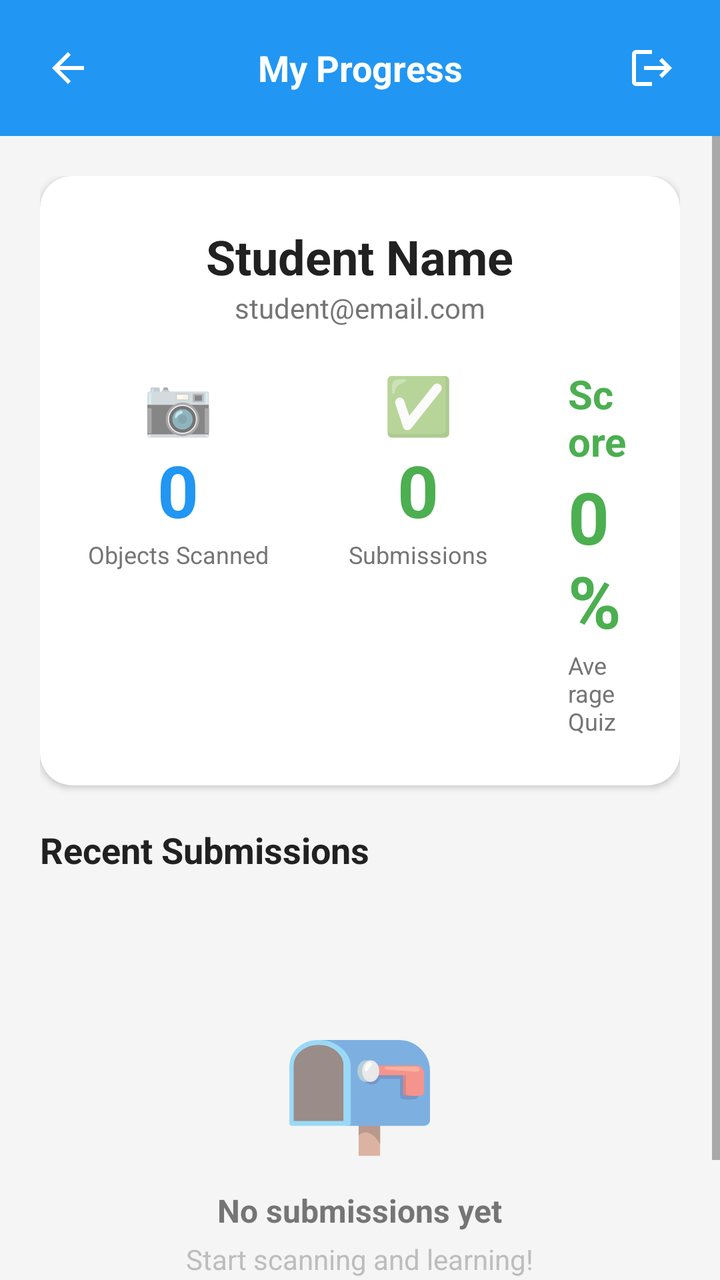
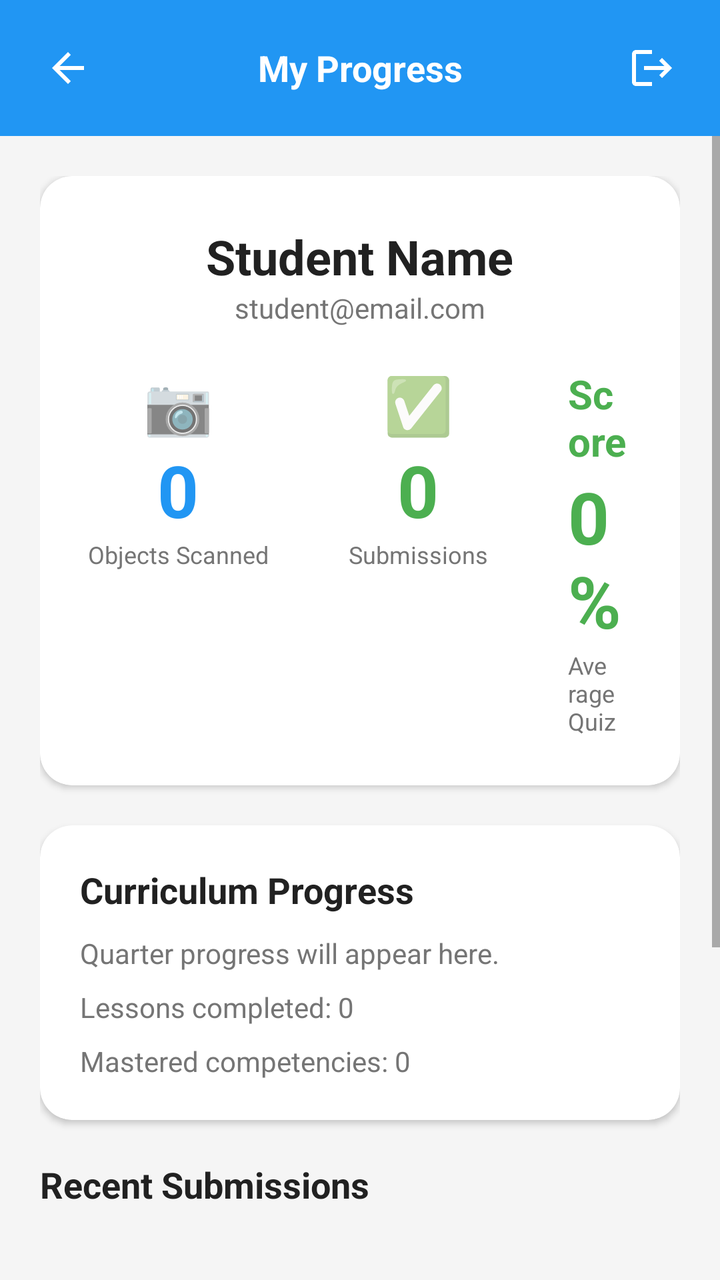

Compare the two renders of this Android layout. The source of the first and the diff that turns it into the second are given below.
<!-- AndroidManifest.xml: activity theme Theme.ScanLearnAR.NoActionBar -->
<!-- res/layout/activity_progress.xml -->
<?xml version="1.0" encoding="utf-8"?>
<LinearLayout xmlns:android="http://schemas.android.com/apk/res/android"
    android:fitsSystemWindows="true"
    xmlns:app="http://schemas.android.com/apk/res-auto"
    android:layout_width="match_parent"
    android:layout_height="match_parent"
    android:orientation="vertical"
    android:background="@color/background">

    
    <LinearLayout
        android:layout_width="match_parent"
        android:layout_height="wrap_content"
        android:orientation="horizontal"
        android:gravity="center_vertical"
        android:padding="12dp"
        android:background="@color/primary">
        <ImageButton
            android:id="@+id/btnBack"
            android:layout_width="44dp"
            android:layout_height="44dp"
            android:src="@drawable/ic_arrow_back"
            android:background="?attr/selectableItemBackgroundBorderless"
            android:tint="@android:color/white" />
        <TextView
            android:layout_width="0dp"
            android:layout_height="wrap_content"
            android:layout_weight="1"
            android:text="My Progress"
            android:textSize="18sp"
            android:textStyle="bold"
            android:textColor="@android:color/white"
            android:gravity="center" />
        <ImageButton
            android:id="@+id/btnSignOut"
            android:layout_width="44dp"
            android:layout_height="44dp"
            android:src="@drawable/ic_logout"
            android:background="?attr/selectableItemBackgroundBorderless"
            android:tint="@android:color/white" />
    </LinearLayout>

    <ScrollView
        android:layout_width="match_parent"
        android:layout_height="0dp"
        android:layout_weight="1">

        <LinearLayout
            android:layout_width="match_parent"
            android:layout_height="wrap_content"
            android:orientation="vertical"
            android:padding="20dp">

            
            <androidx.cardview.widget.CardView
                android:layout_width="match_parent"
                android:layout_height="wrap_content"
                android:layout_marginBottom="20dp"
                app:cardCornerRadius="16dp"
                app:cardElevation="2dp">
                <LinearLayout
                    android:layout_width="match_parent"
                    android:layout_height="wrap_content"
                    android:orientation="vertical"
                    android:gravity="center"
                    android:padding="24dp">

                    <TextView
                        android:id="@+id/tvUserName"
                        android:layout_width="wrap_content"
                        android:layout_height="wrap_content"
                        android:text="Student Name"
                        android:textSize="24sp"
                        android:textStyle="bold"
                        android:textColor="@color/text_primary" />
                    <TextView
                        android:id="@+id/tvUserEmail"
                        android:layout_width="wrap_content"
                        android:layout_height="wrap_content"
                        android:text="student@email.com"
                        android:textSize="14sp"
                        android:textColor="@color/text_secondary"
                        android:layout_marginBottom="20dp" />

                    <LinearLayout
                        android:layout_width="wrap_content"
                        android:layout_height="wrap_content"
                        android:orientation="horizontal">

                        <LinearLayout
                            android:layout_width="wrap_content"
                            android:layout_height="wrap_content"
                            android:orientation="vertical"
                            android:gravity="center"
                            android:layout_marginEnd="40dp">
                            <TextView
                                android:layout_width="wrap_content"
                                android:layout_height="wrap_content"
                                android:text="📷"
                                android:textSize="28sp" />
                            <TextView
                                android:id="@+id/tvScannedCount"
                                android:layout_width="wrap_content"
                                android:layout_height="wrap_content"
                                android:text="0"
                                android:textSize="36sp"
                                android:textStyle="bold"
                                android:textColor="@color/primary" />
                            <TextView
                                android:layout_width="wrap_content"
                                android:layout_height="wrap_content"
                                android:text="Objects Scanned"
                                android:textSize="12sp"
                                android:textColor="@color/text_secondary" />
                        </LinearLayout>

                        <LinearLayout
                            android:layout_width="wrap_content"
                            android:layout_height="wrap_content"
                            android:orientation="vertical"
                            android:gravity="center">
                            <TextView
                                android:layout_width="wrap_content"
                                android:layout_height="wrap_content"
                                android:text="✅"
                                android:textSize="28sp" />
                            <TextView
                                android:id="@+id/tvSubmissionsCount"
                                android:layout_width="wrap_content"
                                android:layout_height="wrap_content"
                                android:text="0"
                                android:textSize="36sp"
                                android:textStyle="bold"
                                android:textColor="@color/success" />
                            <TextView
                                android:layout_width="wrap_content"
                                android:layout_height="wrap_content"
                                android:text="Submissions"
                                android:textSize="12sp"
                                android:textColor="@color/text_secondary" />
                        </LinearLayout>

                        <LinearLayout
                            android:layout_width="wrap_content"
                            android:layout_height="wrap_content"
                            android:orientation="vertical"
                            android:gravity="center"
                            android:layout_marginStart="40dp">
                            <TextView
                                android:layout_width="wrap_content"
                                android:layout_height="wrap_content"
                                android:text="Score"
                                android:textSize="20sp"
                                android:textStyle="bold"
                                android:textColor="@color/success" />
                            <TextView
                                android:id="@+id/tvAverageScore"
                                android:layout_width="wrap_content"
                                android:layout_height="wrap_content"
                                android:text="0%"
                                android:textSize="36sp"
                                android:textStyle="bold"
                                android:textColor="@color/success" />
                            <TextView
                                android:layout_width="wrap_content"
                                android:layout_height="wrap_content"
                                android:text="Average Quiz"
                                android:textSize="12sp"
                                android:textColor="@color/text_secondary" />
                        </LinearLayout>
                    </LinearLayout>
                </LinearLayout>
            </androidx.cardview.widget.CardView>

            <TextView
                android:layout_width="wrap_content"
                android:layout_height="wrap_content"
                android:text="Recent Submissions"
                android:textSize="18sp"
                android:textStyle="bold"
                android:textColor="@color/text_primary"
                android:layout_marginBottom="12dp" />

            
            <LinearLayout
                android:id="@+id/emptyState"
                android:layout_width="match_parent"
                android:layout_height="wrap_content"
                android:orientation="vertical"
                android:gravity="center"
                android:paddingVertical="48dp"
                android:visibility="visible">
                <TextView
                    android:layout_width="wrap_content"
                    android:layout_height="wrap_content"
                    android:text="📭"
                    android:textSize="64sp" />
                <TextView
                    android:layout_width="wrap_content"
                    android:layout_height="wrap_content"
                    android:text="No submissions yet"
                    android:textSize="16sp"
                    android:textStyle="bold"
                    android:textColor="@color/text_secondary"
                    android:layout_marginTop="12dp" />
                <TextView
                    android:layout_width="wrap_content"
                    android:layout_height="wrap_content"
                    android:text="Start scanning and learning!"
                    android:textSize="14sp"
                    android:textColor="@color/text_light"
                    android:layout_marginTop="4dp" />
            </LinearLayout>

            <androidx.recyclerview.widget.RecyclerView
                android:id="@+id/rvSubmissions"
                android:layout_width="match_parent"
                android:layout_height="wrap_content"
                android:nestedScrollingEnabled="false"
                android:visibility="gone" />
        </LinearLayout>
    </ScrollView>
</LinearLayout>
<!-- resources referenced by this layout -->
<resources>
  <color name="background">#F5F5F5</color>
  <color name="primary">#2196F3</color>
  <color name="success">#4CAF50</color>
  <color name="text_light">#BDBDBD</color>
  <color name="text_primary">#212121</color>
  <color name="text_secondary">#757575</color>
  <!-- drawable ic_arrow_back (drawable) -->
  <vector xmlns:android="http://schemas.android.com/apk/res/android"
      android:width="24dp" android:height="24dp"
      android:viewportWidth="24" android:viewportHeight="24">
      <path android:fillColor="#FF000000"
          android:pathData="M20,11H7.83l5.59,-5.59L12,4l-8,8 8,8 1.41,-1.41L7.83,13H20v-2z"/>
  </vector>
  <!-- drawable ic_logout (drawable) -->
  <vector xmlns:android="http://schemas.android.com/apk/res/android"
      android:width="24dp" android:height="24dp"
      android:viewportWidth="24" android:viewportHeight="24">
      <path android:fillColor="#FF000000"
          android:pathData="M17,7l-1.41,1.41L18.17,11H8v2h10.17l-2.58,2.58L17,17l5,-5zM4,5h8V3H4C2.9,3 2,3.9 2,5v14c0,1.1 0.9,2 2,2h8v-2H4V5z"/>
  </vector>
  <style name="Theme.ScanLearnAR.NoActionBar" parent="Theme.ScanLearnAR">
          <item name="windowActionBar">false</item>
          <item name="windowNoTitle">true</item>
          <item name="android:windowFullscreen">false</item>
          <item name="android:windowDrawsSystemBarBackgrounds">true</item>
          <item name="android:statusBarColor">@color/primary_dark</item>
          <item name="android:windowLayoutInDisplayCutoutMode">never</item>
          <item name="android:windowLightStatusBar">true</item>
      </style>
  <style name="Theme.ScanLearnAR" parent="Theme.MaterialComponents.DayNight.DarkActionBar">
          <item name="colorPrimary">@color/primary</item>
          <item name="colorPrimaryVariant">@color/primary_dark</item>
          <item name="colorOnPrimary">@android:color/white</item>
          <item name="android:statusBarColor">@color/primary_dark</item>
          <item name="android:windowFullscreen">false</item>
          <item name="android:windowDrawsSystemBarBackgrounds">true</item>
          <item name="android:windowLayoutInDisplayCutoutMode">never</item>
          <item name="android:windowLightStatusBar">true</item>
      </style>
  <color name="primary_dark">#1976D2</color>
</resources>

<!-- the commit's change to res/layout/activity_progress.xml (unified diff, before → after) -->
@@ -172,6 +172,56 @@
                 </LinearLayout>
             </androidx.cardview.widget.CardView>
 
+            <androidx.cardview.widget.CardView
+                android:layout_width="match_parent"
+                android:layout_height="wrap_content"
+                android:layout_marginBottom="20dp"
+                app:cardCornerRadius="16dp"
+                app:cardElevation="2dp">
+
+                <LinearLayout
+                    android:layout_width="match_parent"
+                    android:layout_height="wrap_content"
+                    android:orientation="vertical"
+                    android:padding="20dp">
+
+                    <TextView
+                        android:layout_width="wrap_content"
+                        android:layout_height="wrap_content"
+                        android:text="Curriculum Progress"
+                        android:textColor="@color/text_primary"
+                        android:textSize="18sp"
+                        android:textStyle="bold" />
+
+                    <TextView
+                        android:id="@+id/tvQuarterProgress"
+                        android:layout_width="match_parent"
+                        android:layout_height="wrap_content"
+                        android:layout_marginTop="10dp"
+                        android:text="Quarter progress will appear here."
+                        android:textColor="@color/text_secondary"
+                        android:textSize="14sp" />
+
+                    <TextView
+                        android:id="@+id/tvLessonCompletion"
+                        android:layout_width="match_parent"
+                        android:layout_height="wrap_content"
+                        android:layout_marginTop="8dp"
+                        android:text="Lessons completed: 0"
+                        android:textColor="@color/text_secondary"
+                        android:textSize="14sp" />
+
+                    <TextView
+                        android:id="@+id/tvMasteryProgress"
+                        android:layout_width="match_parent"
+                        android:layout_height="wrap_content"
+                        android:layout_marginTop="8dp"
+                        android:text="Mastered competencies: 0"
+                        android:textColor="@color/text_secondary"
+                        android:textSize="14sp" />
+                </LinearLayout>
+            </androidx.cardview.widget.CardView>
+
             <TextView
                 android:layout_width="wrap_content"
                 android:layout_height="wrap_content"
